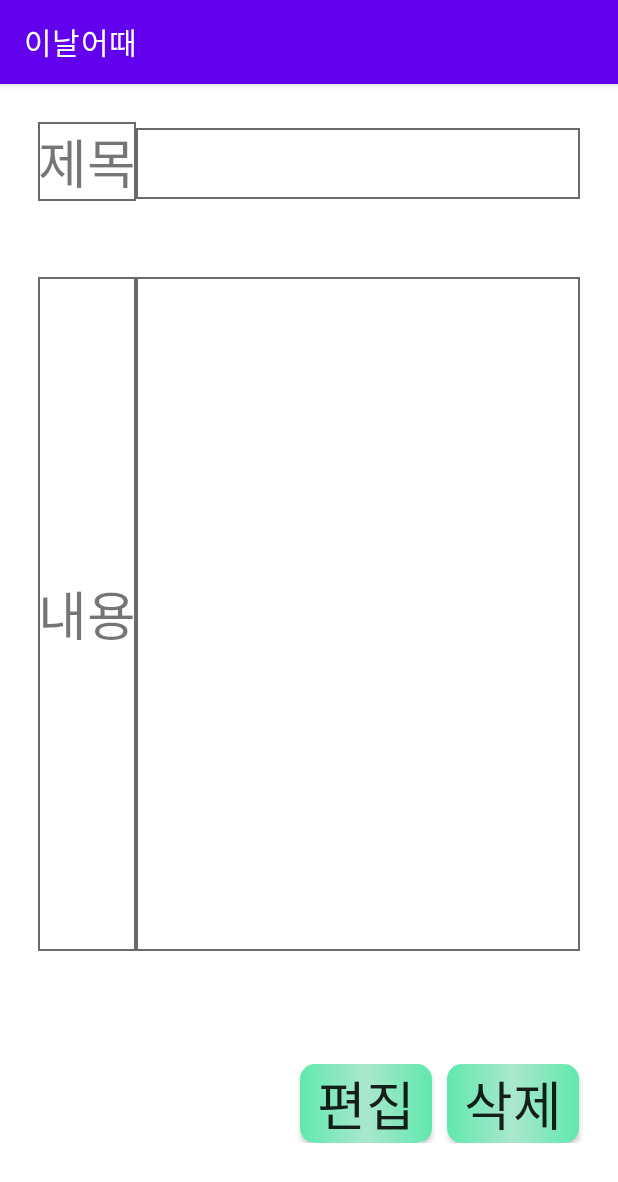
After one commit to twalla26/community-app, an Android app: the EditStudy screen opened directly, with no data from a screen before it, on a phone screen of 412 x 824 dp. The commit adds this screen. Shown: the top 1182 px of the screen. Run offline under Robolectric (Android 15) with nearby library versions, the phone set to English and light mode, and no system bars.

Commit message:
create project

```diff
--- /dev/null
+++ b/app/src/main/java/org/techtown/HowAboutThisDay/EditStudy.java
@@ -0,0 +1,14 @@
+package org.techtown.HowAboutThisDay;
+
+import androidx.appcompat.app.AppCompatActivity;
+
+import android.os.Bundle;
+
+public class EditStudy extends AppCompatActivity {
+
+    @Override
+    protected void onCreate(Bundle savedInstanceState) {
+        super.onCreate(savedInstanceState);
+        setContentView(R.layout.activity_edit_study);
+    }
+}
--- a/app/src/main/java/org/techtown/HowAboutThisDay/MainActivity.java
+++ b/app/src/main/java/org/techtown/HowAboutThisDay/MainActivity.java
@@ -10,6 +10,7 @@ import android.view.MotionEvent;
 import android.view.View;
 import android.view.WindowManager;
 import android.widget.Button;
+import android.widget.CheckBox;
 import android.widget.EditText;
 import android.widget.ImageButton;
 import android.widget.ImageView;
@@ -275,7 +276,7 @@ public class MainActivity extends AppCompatActivity {
             itemViewHolder.subtext.setText(memo.getSubtext());
 
             if (memo.getIsdone() == 0) {
-                itemViewHolder.img.setBackgroundColor(Color.LTGRAY);
+                itemViewHolder.img.setBackgroundColor(Color.WHITE);
             } else {
                 itemViewHolder.img.setBackgroundColor(Color.GREEN);
             }
@@ -292,7 +293,7 @@ public class MainActivity extends AppCompatActivity {
         class ItemViewHolder extends RecyclerView.ViewHolder {
             private TextView maintext;
             private TextView subtext;
-            private ImageView img;
+            private CheckBox img;
 
             public ItemViewHolder(@NonNull View itemView) {
                 super(itemView);
--- /dev/null
+++ b/app/src/main/res/layout/activity_edit_study.xml
@@ -0,0 +1,91 @@
+<?xml version="1.0" encoding="utf-8"?>
+<LinearLayout xmlns:android="http://schemas.android.com/apk/res/android"
+    xmlns:app="http://schemas.android.com/apk/res-auto"
+    xmlns:tools="http://schemas.android.com/tools"
+    android:layout_width="match_parent"
+    android:layout_height="match_parent"
+    android:orientation="vertical"
+    tools:context=".EditStudy">
+
+    <LinearLayout
+        android:layout_width="match_parent"
+        android:layout_height="wrap_content"
+        android:orientation="horizontal"
+        android:padding="25dp">
+        <TextView
+            android:layout_width="wrap_content"
+            android:layout_height="wrap_content"
+            android:layout_span="1"
+            android:background="@drawable/table_inside"
+            android:fontFamily="@font/font3"
+            android:gravity="center"
+            android:text="제목"
+            android:textSize="35dp" />
+
+        <TextView
+            android:layout_width="match_parent"
+            android:layout_height="wrap_content"
+            android:layout_span="1"
+            android:background="@drawable/table_inside"
+            android:fontFamily="@font/font3"
+            android:gravity="center"
+            android:textSize="35dp" />
+
+    </LinearLayout>
+
+    <LinearLayout
+        android:layout_width="match_parent"
+        android:layout_height="500dp"
+        android:orientation="horizontal"
+        android:padding="25dp"
+        android:layout_marginBottom="50dp">
+
+        <TextView
+            android:layout_width="wrap_content"
+            android:layout_height="match_parent"
+            android:layout_span="1"
+            android:background="@drawable/table_inside"
+            android:fontFamily="@font/font3"
+            android:gravity="center"
+            android:text="내용"
+            android:textSize="35dp" />
+
+        <TextView
+            android:layout_width="match_parent"
+            android:layout_height="match_parent"
+            android:layout_span="1"
+            android:background="@drawable/table_inside"
+            android:fontFamily="@font/font3"
+            android:gravity="center"
+            android:textSize="35dp" />
+
+    </LinearLayout>
+
+    <LinearLayout
+        android:layout_width="match_parent"
+        android:layout_height="wrap_content"
+        android:orientation="horizontal">
+
+        <androidx.appcompat.widget.AppCompatButton
+            android:id="@+id/btn_editstudy"
+            android:layout_width="wrap_content"
+            android:layout_height="wrap_content"
+            android:background="@drawable/round_button2"
+            android:fontFamily="@font/font3"
+            android:text="편집"
+            android:textSize="35dp"
+            android:layout_marginLeft="200dp"/>
+
+        <androidx.appcompat.widget.AppCompatButton
+            android:id="@+id/btn_minusstudy"
+            android:layout_width="wrap_content"
+            android:layout_height="wrap_content"
+            android:background="@drawable/round_button2"
+            android:fontFamily="@font/font3"
+            android:text="삭제"
+            android:textSize="35dp"
+            android:layout_marginLeft="10dp"/>
+
+    </LinearLayout>
+
+</LinearLayout>
--- a/app/src/main/res/layout/activity_main.xml
+++ b/app/src/main/res/layout/activity_main.xml
@@ -15,7 +15,7 @@
         android:layout_height="wrap_content">
 
         <FrameLayout
-            android:layout_width="wrap_content"
+            android:layout_width="match_parent"
             android:layout_height="400dp"
             tools:context=".MainActivity"
             android:orientation="vertical">
```
Also changed, not shown: app/src/main/AndroidManifest.xml (+9 -0 lines), app/src/main/java/org/techtown/HowAboutThisDay/PlusStudy.java (added, +14 -0 lines), app/src/main/java/org/techtown/HowAboutThisDay/Study_activity.java (+26 -0 lines), app/src/main/java/org/techtown/HowAboutThisDay/ViewStudy.java (added, +14 -0 lines), app/src/main/res/layout/activity_plus_study.xml (added, +80 -0 lines), app/src/main/res/layout/activity_study.xml (+25 -4 lines), app/src/main/res/layout/activity_view_study.xml (added, +74 -0 lines), app/src/main/res/layout/list_item.xml (+3 -4 lines).
